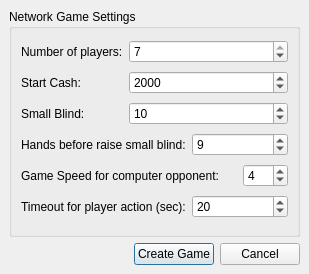
Before: the Qt Designer form src/gui/qt/createnetworkgamedialog.ui in pokerth/pokerth, drawn with Qt 5.
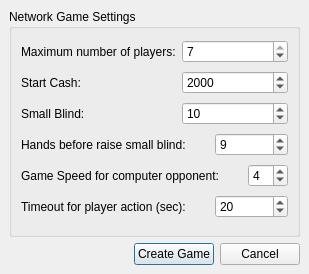
After: the same form once the commit is applied.

Diff of the .ui file:
```diff
--- a/src/gui/qt/createnetworkgamedialog.ui
+++ b/src/gui/qt/createnetworkgamedialog.ui
@@ -74,7 +74,7 @@
       <item row="0" column="0" >
        <widget class="QLabel" name="label" >
         <property name="text" >
-         <string>Number of players:</string>
+         <string>Maximum number of players:</string>
         </property>
        </widget>
       </item>
```
